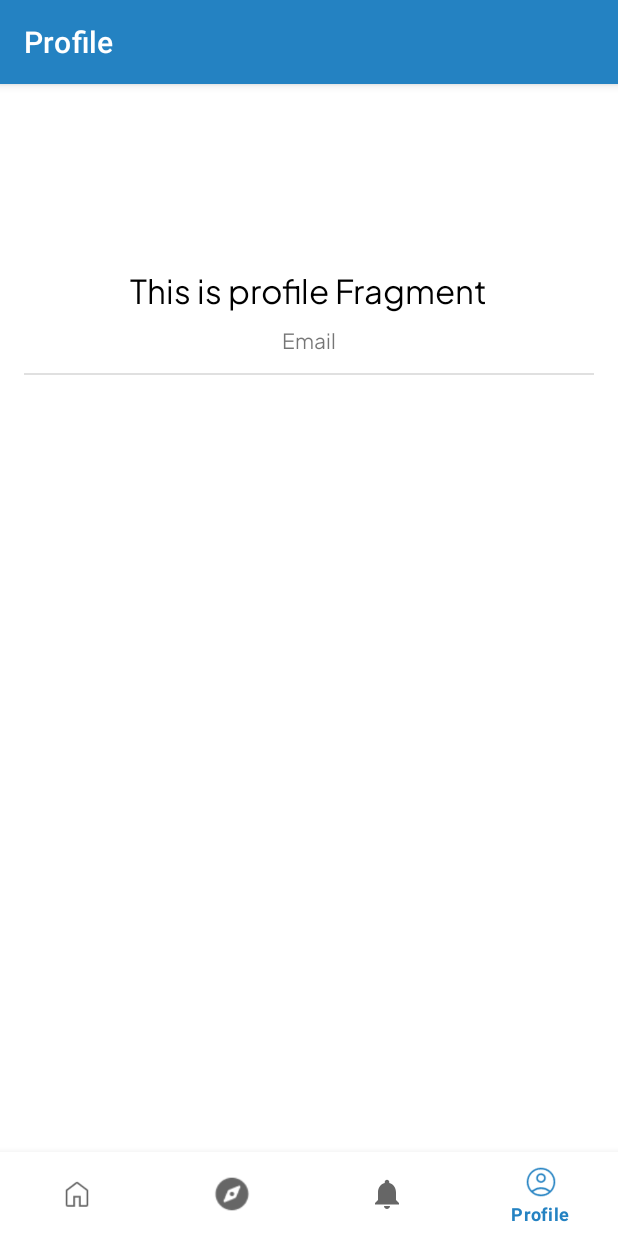
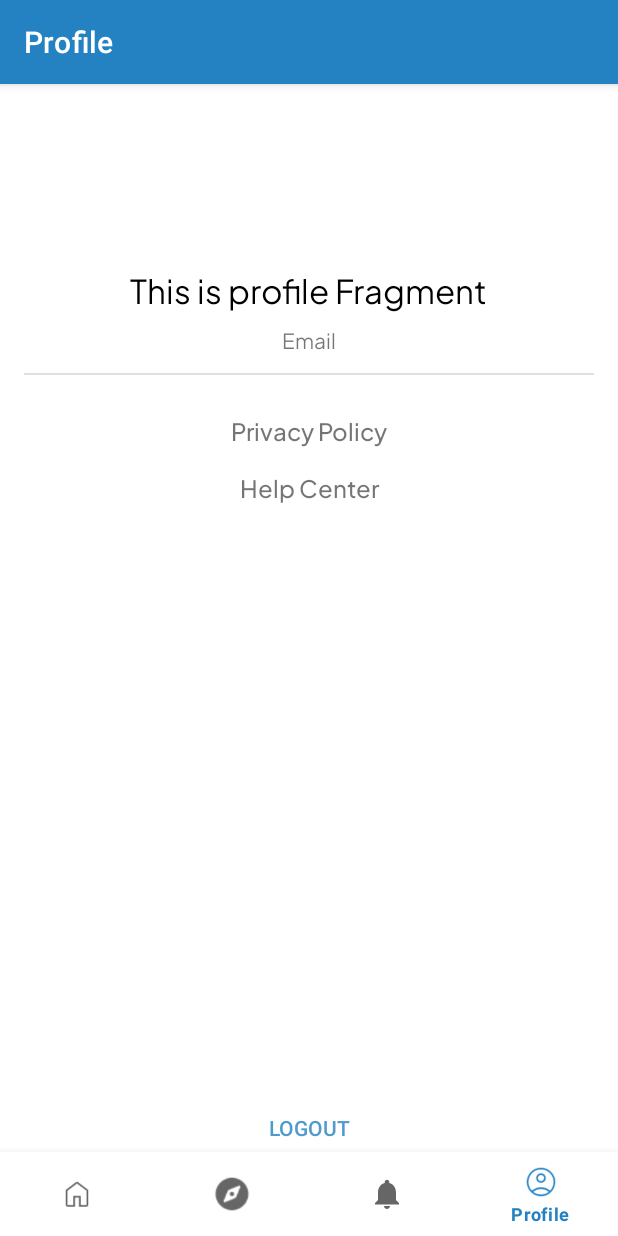
Before and after one commit to Six-Kizuki-to-the-moon/Tourista-App, an Android app: the ProfileFragment screen opened through its navigation route, on a phone screen of 412 x 824 dp. Run offline under Robolectric (Android 15) with nearby library versions, the phone set to English and light mode, and no system bars; our stand-ins replace navigation-ui.

Commit message:
refactor: build explore fragment,fixing welcome screen, and modify profile fragment

```diff
--- a/app/src/main/AndroidManifest.xml
+++ b/app/src/main/AndroidManifest.xml
@@ -16,14 +16,14 @@
         tools:targetApi="31">
         <activity
             android:name=".presentation.welcome.WelcomeActivity"
-            android:exported="false">
+            android:exported="true">
             <meta-data
                 android:name="android.app.lib_name"
                 android:value="" />
         </activity>
         <activity
             android:name=".presentation.main.MainActivity"
-            android:exported="false">
+            android:exported="true">
             <meta-data
                 android:name="android.app.lib_name"
                 android:value="" />
--- a/app/src/main/java/com/uppermoon/touristaapp/data/preferences/ViewModelFactory.kt
+++ b/app/src/main/java/com/uppermoon/touristaapp/data/preferences/ViewModelFactory.kt
@@ -7,6 +7,7 @@ import com.uppermoon.touristaapp.data.UserRepository
 import com.uppermoon.touristaapp.di.Injection
 import com.uppermoon.touristaapp.presentation.login.LoginViewModel
 import com.uppermoon.touristaapp.presentation.register.RegisterViewModel
+import com.uppermoon.touristaapp.presentation.welcome.WelcomeViewModel
 
 class ViewModelFactory constructor(
     private val userRepository: UserRepository,
@@ -17,6 +18,8 @@ class ViewModelFactory constructor(
     override fun <T : ViewModel> create(modelClass: Class<T>): T {
         if (modelClass.isAssignableFrom(RegisterViewModel::class.java)) {
             return RegisterViewModel(userRepository) as T
+        }else if (modelClass.isAssignableFrom(WelcomeViewModel::class.java)) {
+            return WelcomeViewModel(pref) as T
         } else if (modelClass.isAssignableFrom(LoginViewModel::class.java)) {
             return LoginViewModel(userRepository, pref) as T
         }
--- a/app/src/main/java/com/uppermoon/touristaapp/presentation/main/MainActivity.kt
+++ b/app/src/main/java/com/uppermoon/touristaapp/presentation/main/MainActivity.kt
@@ -25,23 +25,6 @@ class MainActivity : AppCompatActivity() {
 
         binding = ActivityMainBinding.inflate(layoutInflater)
         setContentView(binding.root)
-//        replaceFragment(HomeFragment())
-//
-//                val navController = findNavController(R.id.nav_host_fragment_activity_main)
-//
-//
-//        binding.navView.setOnClickListener {
-//            when(it.id){
-//                R.id.navigation_home -> replaceFragment(HomeFragment())
-//                R.id.navigation_dashboard -> replaceFragment(DashboardFragment())
-//                R.id.navigation_notifications -> replaceFragment(NotificationsFragment())
-//                R.id.navigation_profile -> replaceFragment(ProfileFragment())
-//                else ->{
-//
-//                }
-//            }
-//            true
-//        }
 
         val navView: BottomNavigationView = binding.navView
 
@@ -51,7 +34,7 @@ class MainActivity : AppCompatActivity() {
         val appBarConfiguration = AppBarConfiguration(
             setOf(
                 R.id.navigation_home,
-                R.id.navigation_dashboard,
+                R.id.navigation_explore,
                 R.id.navigation_notifications,
                 R.id.navigation_profile
             )
@@ -59,11 +42,4 @@ class MainActivity : AppCompatActivity() {
         setupActionBarWithNavController(navController, appBarConfiguration)
         navView.setupWithNavController(navController)
     }
-
-//    private fun replaceFragment(fragment: Fragment){
-//        val fragmentManager = supportFragmentManager
-//        val fragmentTransaction = fragmentManager.beginTransaction()
-//        fragmentTransaction.replace(R.id.nav_host_fragment_activity_main, fragment)
-//        fragmentTransaction.commit()
-//    }
 }
--- a/app/src/main/res/layout/fragment_profile.xml
+++ b/app/src/main/res/layout/fragment_profile.xml
@@ -15,10 +15,10 @@
             android:id="@+id/iv_username"
             android:layout_width="wrap_content"
             android:layout_height="wrap_content"
+            android:layout_marginTop="32dp"
             app:layout_constraintEnd_toEndOf="parent"
             app:layout_constraintStart_toStartOf="parent"
             app:layout_constraintTop_toTopOf="parent"
-            android:layout_marginTop="32dp"
             tools:src="@tools:sample/avatars" />
 
         <TextView
@@ -34,8 +34,8 @@
             app:layout_constraintTop_toBottomOf="@+id/iv_username" />
 
         <TextView
+            android:id="@+id/tv_email_label"
             style="@style/Body.Medium"
-            android:id="@+id/tv_email_label"
             android:layout_width="wrap_content"
             android:layout_height="wrap_content"
             android:layout_marginTop="8dp"
@@ -54,6 +54,40 @@
             app:layout_constraintStart_toStartOf="parent"
             app:layout_constraintTop_toBottomOf="@+id/tv_email_label" />
 
+        <TextView
+            android:id="@+id/tv_privacy_police"
+            style="@style/Title.Medium"
+            android:layout_width="wrap_content"
+            android:layout_height="wrap_content"
+            android:layout_marginTop="24dp"
+            android:text="@string/privacy_policy_label"
+            app:layout_constraintEnd_toEndOf="@+id/divider"
+            app:layout_constraintStart_toStartOf="@+id/divider"
+            app:layout_constraintTop_toBottomOf="@+id/divider" />
+
+        <TextView
+            android:id="@+id/tv_help_center"
+            style="@style/Title.Medium"
+            android:layout_width="wrap_content"
+            android:layout_height="wrap_content"
+            android:layout_marginTop="14dp"
+            android:text="@string/help_center_label"
+            app:layout_constraintEnd_toEndOf="@+id/tv_privacy_police"
+            app:layout_constraintStart_toStartOf="@+id/tv_privacy_police"
+            app:layout_constraintTop_toBottomOf="@+id/tv_privacy_police" />
+
+        <com.google.android.material.button.MaterialButton
+            android:id="@+id/btn_goto_register"
+            style="@style/Widget.AppCompat.Button.Borderless"
+            android:layout_width="wrap_content"
+            android:layout_height="wrap_content"
+            android:layout_marginBottom="32dp"
+            android:text="@string/logout_text"
+            android:textColor="@color/blue_400"
+            app:layout_constraintBottom_toBottomOf="parent"
+            app:layout_constraintEnd_toEndOf="parent"
+            app:layout_constraintStart_toStartOf="parent" />
+
     </androidx.constraintlayout.widget.ConstraintLayout>
 
 </FrameLayout>
--- a/app/src/main/res/navigation/mobile_navigation.xml
+++ b/app/src/main/res/navigation/mobile_navigation.xml
@@ -12,10 +12,10 @@
         tools:layout="@layout/fragment_home" />
 
     <fragment
-        android:id="@+id/navigation_dashboard"
-        android:name="com.uppermoon.touristaapp.presentation.dashboard.DashboardFragment"
+        android:id="@+id/navigation_explore"
+        android:name="com.uppermoon.touristaapp.presentation.explore.ExploreFragment"
         android:label="@string/title_explore"
-        tools:layout="@layout/fragment_dashboard" />
+        tools:layout="@layout/fragment_explore" />
 
     <fragment
         android:id="@+id/navigation_notifications"
--- a/app/src/main/res/values/strings.xml
+++ b/app/src/main/res/values/strings.xml
@@ -39,4 +39,7 @@
     <string name="review_decription">Lorem ipsum dolor sit amet, consectetur adipiscing elit.</string>
     <!-- TODO: Remove or change this placeholder text -->
     <string name="hello_blank_fragment">Hello blank fragment</string>
+    <string name="privacy_policy_label">Privacy Policy</string>
+    <string name="help_center_label">Help Center</string>
+    <string name="logout_text">Logout</string>
 </resources>
```
Also changed, not shown: app/src/main/java/com/uppermoon/touristaapp/data/preferences/UserPreferences.kt (+8 -0 lines), app/src/main/java/com/uppermoon/touristaapp/presentation/explore/ExploreFragment.kt (added, +60 -0 lines), app/src/main/java/com/uppermoon/touristaapp/presentation/welcome/WelcomeActivity.kt (+48 -0 lines), app/src/main/java/com/uppermoon/touristaapp/presentation/welcome/WelcomeViewModel.kt (added, +22 -0 lines), app/src/main/res/layout/fragment_explore.xml (added, +14 -0 lines).
